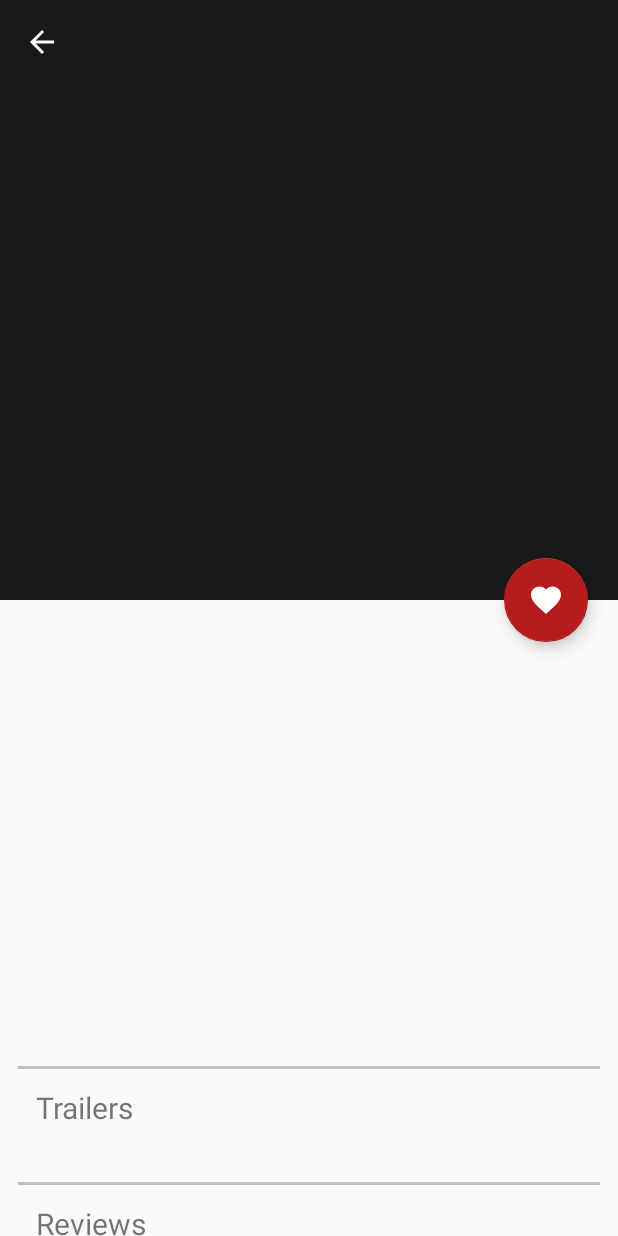
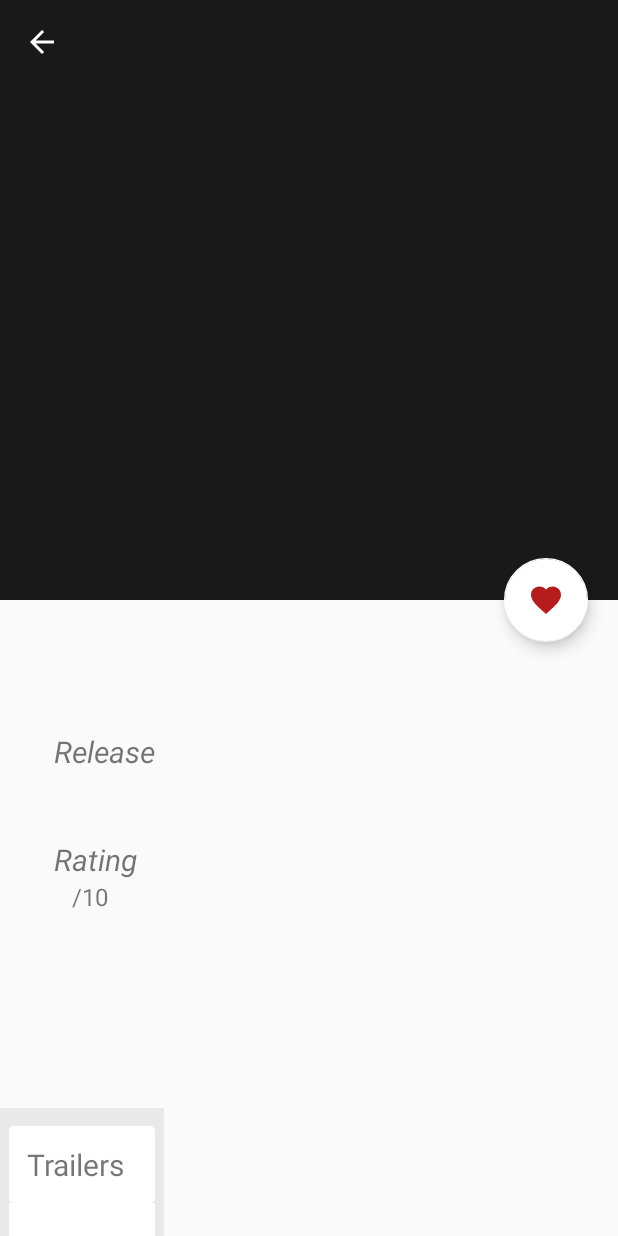
Before and after one commit to l0r5/moviebox, an Android app: the DetailActivity screen opened directly, with no data from a screen before it, on a phone screen of 412 x 824 dp. Run offline under Robolectric (Android 15) with nearby library versions, the phone set to English and light mode, and no system bars; our stand-ins replace Picasso, data binding; libraries missing offline, so code that uses them is left out: com.firebase.jobdispatcher; pictures from the network do not load; 8 statements that could not run were skipped.

Commit message:
add card design

```diff
--- a/app/src/main/java/com/example/android/moviebox/ui/DetailActivity.java
+++ b/app/src/main/java/com/example/android/moviebox/ui/DetailActivity.java
@@ -151,13 +151,12 @@ public class DetailActivity extends MainActivity implements TrailerListAdapter.T
         int favoriteValue = mMovieDetails.getFavorite();
         switch (favoriteValue) {
             case BUTTON_NOT_FAVORITE:
+                mBinding.fabFavorite.setBackgroundTintList(ColorStateList.valueOf(getResources().getColor(R.color.colorWhite)));
+                mBinding.fabFavorite.setImageDrawable(ContextCompat.getDrawable(this, R.drawable.heart_red));
+                break;
+            case BUTTON_FAVORITE:
                 mBinding.fabFavorite.setBackgroundTintList(ColorStateList.valueOf(getResources().getColor(R.color.colorAccent)));
                 mBinding.fabFavorite.setImageDrawable(ContextCompat.getDrawable(this, R.drawable.heart_white));
-                break;
-            case BUTTON_FAVORITE:
-                mBinding.fabFavorite.setBackgroundTintList(ColorStateList.valueOf(getResources().getColor(R.color.colorWhite)));
-                mBinding.fabFavorite.setImageDrawable(ContextCompat.getDrawable(this, R.drawable.heart_red));
-
                 break;
             default:
                 throw new UnsupportedOperationException("Unknow integer: " + favoriteValue);
--- /dev/null
+++ b/app/src/main/res/drawable/card.xml
@@ -0,0 +1,9 @@
+<?xml version="1.0" encoding="UTF-8"?>
+<shape xmlns:android="http://schemas.android.com/apk/res/android">
+    <padding android:left="2dp"
+        android:top="2dp"
+        android:right="2dp"
+        android:bottom="2dp" />
+    <corners android:radius="3dp" />
+    <solid android:color="#FFF" />
+</shape>
--- a/app/src/main/res/layout/activity_movie_detail.xml
+++ b/app/src/main/res/layout/activity_movie_detail.xml
@@ -10,35 +10,35 @@
 
         <android.support.design.widget.AppBarLayout
             android:id="@+id/app_bar_layout"
-        android:layout_width="match_parent"
-        android:layout_height="wrap_content"
-        android:theme="@style/ThemeOverlay.AppCompat.Dark.ActionBar"
-        android:fitsSystemWindows="true">
+            android:layout_width="match_parent"
+            android:layout_height="wrap_content"
+            android:fitsSystemWindows="true"
+            android:theme="@style/ThemeOverlay.AppCompat.Dark.ActionBar">
 
             <android.support.design.widget.CollapsingToolbarLayout
                 android:id="@+id/collapsing_toolbar_movie_detail"
                 android:layout_width="match_parent"
                 android:layout_height="match_parent"
-                app:layout_scrollFlags="scroll|exitUntilCollapsed"
+                android:fitsSystemWindows="true"
                 app:contentScrim="?attr/colorPrimary"
+                app:expandedTitleMarginEnd="64dp"
                 app:expandedTitleMarginStart="48dp"
-                app:expandedTitleMarginEnd="64dp"
-                android:fitsSystemWindows="true">
+                app:layout_scrollFlags="scroll|exitUntilCollapsed">
 
                 <ImageView
                     android:id="@+id/backdrop_toolbar_image"
                     android:layout_width="match_parent"
                     android:layout_height="400dp"
+                    android:fitsSystemWindows="true"
                     android:scaleType="centerCrop"
-                    android:fitsSystemWindows="true"
                     app:layout_collapseMode="parallax" />
 
                 <android.support.v7.widget.Toolbar
                     android:id="@+id/toolbar_movie_detail"
                     android:layout_width="match_parent"
                     android:layout_height="?attr/actionBarSize"
-                    app:popupTheme="@style/ThemeOverlay.AppCompat.Light"
-                    app:layout_collapseMode="pin" />
+                    app:layout_collapseMode="pin"
+                    app:popupTheme="@style/ThemeOverlay.AppCompat.Light" />
 
             </android.support.design.widget.CollapsingToolbarLayout>
 
@@ -50,10 +50,10 @@
             android:layout_height="wrap_content"
             android:layout_margin="20dp"
             android:clickable="true"
+            android:onClick="onClickFavorite"
+            android:scaleType="center"
             app:layout_anchor="@id/app_bar_layout"
-            app:layout_anchorGravity="bottom|right|end"
-            android:onClick="onClickFavorite"
-            android:scaleType="center"/>
+            app:layout_anchorGravity="bottom|right|end" />
 
         <android.support.v4.widget.NestedScrollView
             android:layout_width="match_parent"
@@ -67,9 +67,11 @@
                 android:minHeight="3000dp"
                 android:orientation="vertical">
 
+
                 <LinearLayout
                     android:layout_width="match_parent"
                     android:layout_height="wrap_content"
+                    android:layout_marginTop="@dimen/standardMarginVerticalSpace"
                     android:orientation="horizontal">
 
                     <ImageView
@@ -80,7 +82,8 @@
                         android:adjustViewBounds="true"
                         android:contentDescription="@string/image_description"
                         android:padding="@dimen/standardPadding"
-                        android:scaleType="centerCrop" />
+                        android:scaleType="centerCrop"
+                        android:layout_marginTop="@dimen/standardMarginVerticalSpace"/>
 
                     <LinearLayout
                         android:layout_width="wrap_content"
@@ -93,88 +96,109 @@
                             android:layout_width="wrap_content"
                             android:layout_height="wrap_content"
                             android:layout_gravity="start"
+                            android:textColor="@color/colorPrimaryDark"
+                            android:textSize="@dimen/textSizeCaption" />
+
+                        <TextView
+                            android:layout_width="wrap_content"
+                            android:layout_height="wrap_content"
+                            android:layout_gravity="start"
                             android:layout_marginTop="@dimen/standardMarginVerticalSpace"
-                            android:textSize="@dimen/textSizeLarge" />
+                            android:text="@string/release_label"
+                            android:textSize="@dimen/textSizeLarge"
+                            android:textStyle="italic" />
 
                         <TextView
                             android:id="@+id/text_view_movie_detail_release_date"
                             android:layout_width="wrap_content"
                             android:layout_height="wrap_content"
                             android:layout_gravity="start"
-                            android:layout_marginTop="@dimen/standardMarginVerticalSpace"
                             android:textSize="@dimen/textSizeMedium" />
 
                         <TextView
-                            android:id="@+id/text_view_movie_detail_rating"
                             android:layout_width="wrap_content"
                             android:layout_height="wrap_content"
                             android:layout_gravity="start"
                             android:layout_marginTop="@dimen/standardMarginVerticalSpace"
-                            android:textSize="@dimen/textSizeSmall" />
+                            android:text="@string/rating_label"
+                            android:textSize="@dimen/textSizeLarge"
+                            android:textStyle="italic" />
+
+                        <LinearLayout
+                            android:layout_width="wrap_content"
+                            android:layout_height="wrap_content"
+                            android:layout_gravity="start"
+                            android:orientation="horizontal">
+
+                            <TextView
+                                android:id="@+id/text_view_movie_detail_rating"
+                                android:layout_width="wrap_content"
+                                android:layout_height="wrap_content"
+                                android:layout_gravity="start"
+                                android:textColor="@color/colorPrimaryDark"
+                                android:textSize="@dimen/textSizeMedium"
+                                android:textStyle="bold" />
+
+                            <TextView
+                                android:layout_width="wrap_content"
+                                android:layout_height="wrap_content"
+                                android:layout_marginLeft="@dimen/standardMarginHorizontalSpace"
+                                android:layout_marginStart="@dimen/standardMarginHorizontalSpace"
+                                android:text="@string/rating_label_10"
+                                android:textSize="@dimen/textSizeSmall" />
+                        </LinearLayout>
                     </LinearLayout>
+                </LinearLayout>
 
-                </LinearLayout>
+                <TextView
+                    android:id="@+id/text_view_movie_detail_description"
+                    android:layout_width="match_parent"
+                    android:layout_height="wrap_content"
+                    android:padding="@dimen/standardPadding"
+                    android:textSize="@dimen/textSizeMedium"
+                    android:textStyle="italic"
+                    />
 
                 <LinearLayout
                     android:layout_width="wrap_content"
                     android:layout_height="wrap_content"
                     android:orientation="vertical"
-                    android:padding="@dimen/standardPadding">
-
-                    <TextView
-                        android:id="@+id/text_view_movie_detail_description"
-                        android:layout_width="match_parent"
-                        android:layout_height="wrap_content"
-                        android:padding="@dimen/standardPadding"
-                        android:textSize="@dimen/textSizeMedium" />
-
-
-                    <View
-                        android:layout_width="match_parent"
-                        android:layout_height="@dimen/spaceLineHeight"
-                        android:background="@color/colorGrey"
-                        android:padding="@dimen/standardPadding" />
+                    android:padding="@dimen/smallPadding"
+                    android:background="@color/lightGrey">
 
                     <TextView
                         android:layout_width="match_parent"
                         android:layout_height="wrap_content"
                         android:padding="@dimen/standardPadding"
+                        android:text="@string/trailers_label"
                         android:textSize="@dimen/textSizeLarge"
-                        android:text="@string/trailers_label"
-                        />
+                        android:layout_marginTop="@dimen/smallMarginVerticalSpace"
+                        android:background="@drawable/card"/>
 
 
                     <android.support.v7.widget.RecyclerView
                         android:id="@+id/recycler_view_trailer_list"
                         android:layout_width="match_parent"
                         android:layout_height="wrap_content"
-                        android:padding="@dimen/standardPadding"/>
+                        android:background="@color/colorWhite"
+                        android:padding="@dimen/standardPadding" />
 
-                    <View
-                        android:layout_width="match_parent"
-                        android:layout_height="@dimen/spaceLineHeight"
-                        android:background="@color/colorGrey"
-                        android:padding="@dimen/standardPadding" />
 
                     <TextView
                         android:layout_width="match_parent"
                         android:layout_height="wrap_content"
                         android:padding="@dimen/standardPadding"
+                        android:text="@string/reviews_label"
                         android:textSize="@dimen/textSizeLarge"
-                        android:text="@string/reviews_label"
-                        />
+                        android:layout_marginTop="@dimen/standardMarginHorizontalSpace"
+                        android:background="@drawable/card"/>
 
                     <android.support.v7.widget.RecyclerView
                         android:id="@+id/recycler_view_review_list"
                         android:layout_width="match_parent"
                         android:layout_height="wrap_content"
-                        android:padding="@dimen/standardPadding"/>
-
-                    <View
-                        android:layout_width="match_parent"
-                        android:layout_height="@dimen/spaceLineHeight"
-                        android:background="@color/colorGrey"
-                        android:padding="@dimen/standardPadding" />
+                        android:padding="@dimen/standardPadding"
+                        android:background="@drawable/card"/>
 
                 </LinearLayout>
 
--- a/app/src/main/res/values/colors.xml
+++ b/app/src/main/res/values/colors.xml
@@ -5,4 +5,6 @@
     <color name="colorAccent">#B71C1C</color>
     <color name="colorWhite">#FFFFFF</color>
     <color name="colorGrey">#c0c0c0</color>
+    <color name="lightGrey">#E9E9E9</color>
+    <color name="darkGrey">#C4C4C4</color>
 </resources>
--- a/app/src/main/res/values/dimens.xml
+++ b/app/src/main/res/values/dimens.xml
@@ -5,8 +5,9 @@
     <dimen name="appbarHeight">200dp</dimen>
     <dimen name="standardMarginVerticalSpace">20dp</dimen>
     <dimen name="standardMarginHorizontalSpace">12dp</dimen>
-    <dimen name="smallMarginVerticalSpace">4dp</dimen>
+    <dimen name="smallMarginVerticalSpace">6dp</dimen>
     <dimen name="standardPadding">12dp</dimen>
+    <dimen name="smallPadding">6dp</dimen>
     <dimen name="loadingIndicatorSize">42dp</dimen>
     <dimen name="spaceLineHeight">2dp</dimen>
 
--- a/app/src/main/res/values/strings.xml
+++ b/app/src/main/res/values/strings.xml
@@ -10,6 +10,9 @@
     <string name="no_favorite_toast_text">This movie belongs not to my favs anymore&#8230;</string>
     <string name="trailers_label">Trailers</string>
     <string name="reviews_label">Reviews</string>
+    <string name="rating_label">Rating</string>
+    <string name="rating_label_10">/10</string>
+    <string name="release_label">Release</string>
     <string name="empty_favorites">Nothing to see here, yet.\n\n
         ¯\\_(ツ)_/¯
         \n\nClick on the \"❤️\" within the Detail View of a Movie to add them here.
```
